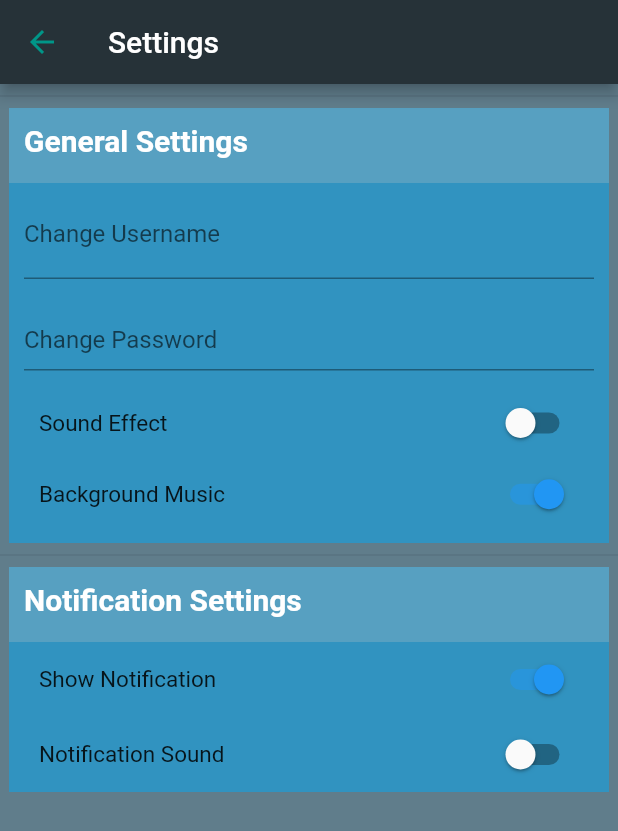
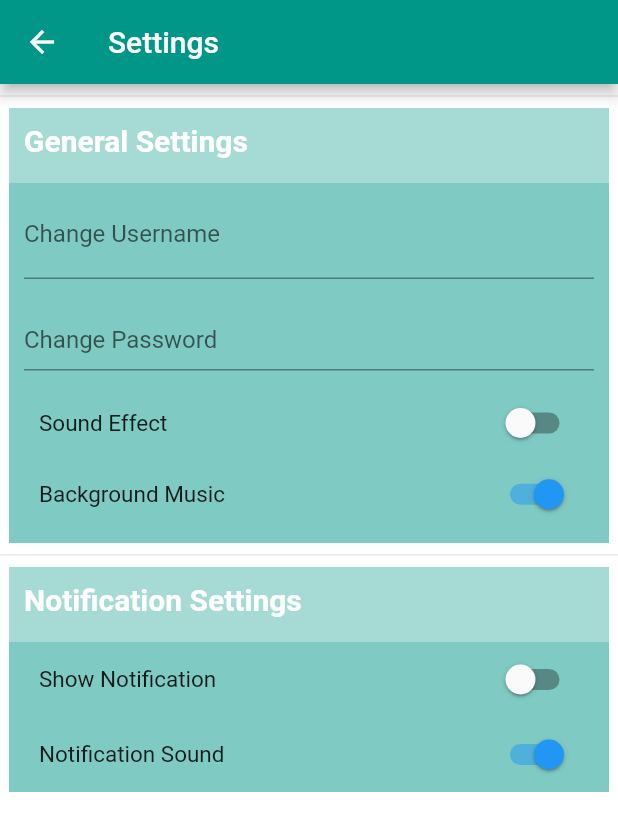
Before and after one commit to ameerahrosely/emma, a Flutter app: the Home screen opened directly, on a phone screen of 412 x 824 dp. Shown: the top 831 px of the screen. Run offline on Flutter 3.47's test engine with Material 2 defaults, Android fonts, the phone set to English and light mode, and no system bars; our stand-ins replace splashscreen.

Commit message:
Refactored Some Codes

```diff
--- a/lib/settings.dart
+++ b/lib/settings.dart
@@ -1,4 +1,4 @@
-// Main Programmer: AMIERRA BINTI AMRAN (A17CS0011)
+// Main Programmer: AMIERRA AMRAN (A17CS0011)
 
 import 'package:flutter/material.dart';
 
@@ -24,6 +24,8 @@
 
   bool val1 = false;
   bool val2 = true;
+  bool val3 = false;
+  bool val4 = true;
 
   onSwitchValueChanged(bool newVal) {
     setState(() {
@@ -37,131 +39,45 @@
     });
   }
 
+  onSwitchValueChanged3(bool newVal) {
+    setState(() {
+      val3 = newVal;
+    });
+  }
+
+  onSwitchValueChanged4(bool newVal) {
+    setState(() {
+      val4 = newVal;
+    });
+  }
+
   @override
   Widget build(BuildContext context) {
     return Scaffold(
-      backgroundColor: Colors.blueGrey[500],
+      backgroundColor: Colors.white,
       appBar: AppBar(
         leading:
         BackButton(
-          color: Colors.teal,
+          color: Colors.white,
         ),
         //  IconButton(
         //   icon: Icon(Icons.arrow_back_ios),
         //   onPressed: _doNothing,
         // ),
         title: Text('Settings'),
-        backgroundColor: Colors.blueGrey[900],
+        backgroundColor: Colors.teal,
       ),
       body: SafeArea(
         child: SingleChildScrollView(
           child: Column(children: <Widget>[
             Divider(),
-            Container(
-              padding: EdgeInsets.all(10.0),
-              child: Text(
-                'General Settings',
-                style: TextStyle(
-                    color: Colors.white,
-                    fontWeight: FontWeight.bold,
-                    fontSize: 20),
-              ),
-              color: Colors.lightBlue[300].withOpacity(0.5),
-              width: 400,
-              height: 50,
-            ),
-            SizedBox(
-              child: Container(
-                padding: EdgeInsets.fromLTRB(10.0, 5.0, 10.0, 5.0),
-                child: TextField(
-                  decoration: InputDecoration(
-                    labelText: 'Change Username',
-                    hintText: 'amierraamran',
-                  ),
-                ),
-                color: Colors.lightBlue.withOpacity(0.5),
-                width: 400,
-                height: 80,
-              ),
-            ),
-            SizedBox(
-              child: Container(
-                padding: EdgeInsets.fromLTRB(10.0, 5.0, 10.0, 5.0),
-                child: TextField(
-                  obscureText: true,
-                  decoration: InputDecoration(
-                    labelText: 'Change Password',
-                    hintText: 'Password',
-                  ),
-                ),
-                color: Colors.lightBlue.withOpacity(0.5),
-                width: 400,
-                height: 50,
-              ),
-            ),
-            SizedBox(
-              child: Container(
-                padding: EdgeInsets.only(left: 20.0, right: 20.0),
-                color: Colors.lightBlue.withOpacity(0.5),
-                width: 400,
-                height: 60,
-                child: Row(
-                  mainAxisAlignment: MainAxisAlignment.spaceBetween,
-                  children: <Widget>[
-                    Text('Sound Effect',
-                    style: TextStyle(
-                    fontSize: 15 ),
-                    ),
-                    Switch(
-                      value: val1,
-                      onChanged: (newVal) {
-                        onSwitchValueChanged(newVal);
-                      },
-                    ),
-                  ],
-                ),
-              ),
-            ),
-            SizedBox(
-              child: Container(
-                padding: EdgeInsets.only(
-                  left: 20.0,
-                  right: 20.0,
-                  bottom: 15.0,
-                ),
-                color: Colors.lightBlue.withOpacity(0.5),
-                width: 400,
-                height: 50,
-                child: Row(
-                  mainAxisAlignment: MainAxisAlignment.spaceBetween,
-                  children: <Widget>[
-                    Text('Background Music',
-                    style: TextStyle(
-                    fontSize: 15 ),
-                    ),
-                    Switch(
-                      value: val2,
-                      onChanged: (newVal) {
-                        onSwitchValueChanged2(newVal);
-                      },
-                    ),
-                  ],
-                ),
-              ),
-            ),
+            buildGeneralSettings(),
+            buildChangeUsername(),
+            buildChangePassword(),
+            buildSoundEffect(),
+            buildBackgroundMusic(),
             Divider(),
-            Container(
-                padding: EdgeInsets.all(10.0),
-                width: 400,
-                height: 50,
-                color: Colors.lightBlue[300].withOpacity(0.5),
-                child: Text(
-                  'Notification Settings',
-                  style: TextStyle(
-                      color: Colors.white,
-                      fontWeight: FontWeight.bold,
-                      fontSize: 20),
-                )),
+            buildNotificationSettings(),
 
                 SizedBox(
               child: Container(
@@ -171,7 +87,7 @@
                   bottom: 15.0,
                   top:15.0,
                 ),
-                color: Colors.lightBlue.withOpacity(0.5),
+                color: Colors.teal.withOpacity(0.5),
                 width: 400,
                 height: 50,
                 child: Row(
@@ -183,9 +99,9 @@
                     ),
 
                     Switch(
-                      value: val2,
+                      value: val3,
                       onChanged: (newVal) {
-                        onSwitchValueChanged2(newVal);
+                        onSwitchValueChanged3(newVal);
                       },
                     ),
                   ],
@@ -196,7 +112,7 @@
             SizedBox(
               child: Container(
                 padding: EdgeInsets.only(left: 20.0, right: 20.0),
-                color: Colors.lightBlue.withOpacity(0.5),
+                color: Colors.teal.withOpacity(0.5),
                 width: 400,
                 height: 50,
                 child: Row(
@@ -208,9 +124,9 @@
                     ),
 
                     Switch(
-                      value: val1,
+                      value: val4,
                       onChanged: (newVal) {
-                        onSwitchValueChanged(newVal);
+                        onSwitchValueChanged4(newVal);
                       },
                     ),
                   ],
@@ -222,4 +138,127 @@
       ),
     );
   }
+
+  Container buildNotificationSettings() {
+    return Container(
+              padding: EdgeInsets.all(10.0),
+              width: 400,
+              height: 50,
+              color: Colors.teal[300].withOpacity(0.5),
+              child: Text(
+                'Notification Settings',
+                style: TextStyle(
+                    color: Colors.white,
+                    fontWeight: FontWeight.bold,
+                    fontSize: 20),
+              ));
+  }
+
+  SizedBox buildBackgroundMusic() {
+    return SizedBox(
+            child: Container(
+              padding: EdgeInsets.only(
+                left: 20.0,
+                right: 20.0,
+                bottom: 15.0,
+              ),
+              color: Colors.teal.withOpacity(0.5),
+              width: 400,
+              height: 50,
+              child: Row(
+                mainAxisAlignment: MainAxisAlignment.spaceBetween,
+                children: <Widget>[
+                  Text('Background Music',
+                  style: TextStyle(
+                  fontSize: 15 ),
+                  ),
+                  Switch(
+
+                    value: val2,
+                    onChanged: (newVal) {
+                      onSwitchValueChanged2(newVal);
+                    },
+                  ),
+                ],
+              ),
+            ),
+          );
+  }
+
+  SizedBox buildSoundEffect() {
+    return SizedBox(
+            child: Container(
+              padding: EdgeInsets.only(left: 20.0, right: 20.0),
+              color: Colors.teal.withOpacity(0.5),
+              width: 400,
+              height: 60,
+              child: Row(
+                mainAxisAlignment: MainAxisAlignment.spaceBetween,
+                children: <Widget>[
+                  Text('Sound Effect',
+                  style: TextStyle(
+                  fontSize: 15 ),
+                  ),
+                  Switch(
+                    value: val1,
+                    onChanged: (newVal) {
+                      onSwitchValueChanged(newVal);
+                    },
+                  ),
+                ],
+              ),
+            ),
+          );
+  }
+
+  SizedBox buildChangePassword() {
+    return SizedBox(
+            child: Container(
+              padding: EdgeInsets.fromLTRB(10.0, 5.0, 10.0, 5.0),
+              child: TextField(
+                obscureText: true,
+                decoration: InputDecoration(
+                  labelText: 'Change Password',
+                  hintText: 'Password',
+                ),
+              ),
+              color: Colors.teal.withOpacity(0.5),
+              width: 400,
+              height: 50,
+            ),
+          );
+  }
+
+  SizedBox buildChangeUsername() {
+    return SizedBox(
+            child: Container(
+              padding: EdgeInsets.fromLTRB(10.0, 5.0, 10.0, 5.0),
+              child: TextField(
+                decoration: InputDecoration(
+                  labelText: 'Change Username',
+                  hintText: 'amierraamran',
+                ),
+              ),
+              color: Colors.teal.withOpacity(0.5),
+              width: 400,
+              height: 80,
+            ),
+          );
+  }
+
+  Container buildGeneralSettings() {
+    return Container(
+            padding: EdgeInsets.all(10.0),
+            child: Text(
+              'General Settings',
+              style: TextStyle(
+                  color: Colors.white,
+                  fontWeight: FontWeight.bold,
+                  fontSize: 20),
+            ),
+            color: Colors.teal[300].withOpacity(0.5),
+            width: 400,
+            height: 50,
+          );
+  }
 }
```
Also changed, not shown: lib/login.dart (+97 -81 lines), lib/main.dart (+161 -131 lines).
